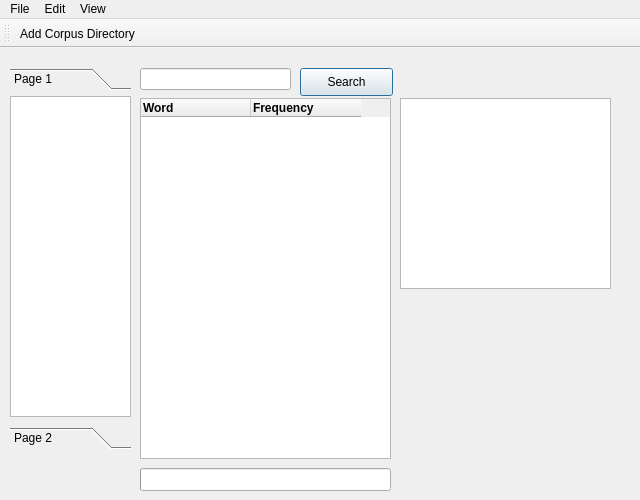
Old version of the form App/app_window.ui in the repository vladrrv/BSU-NLP.
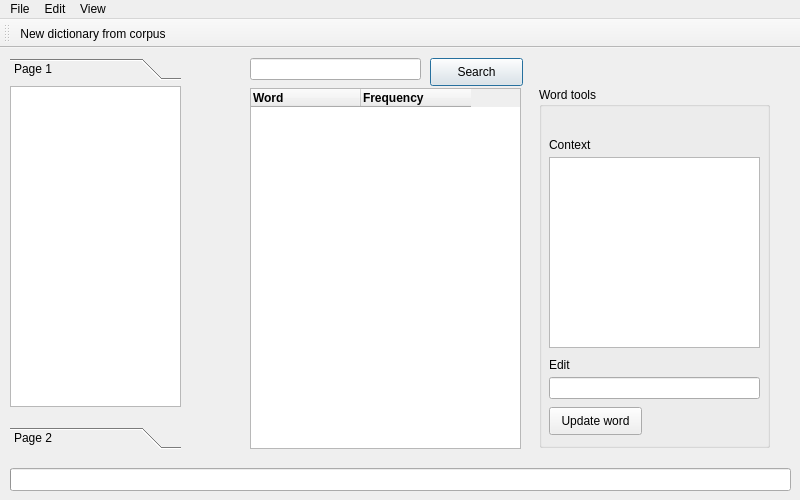
New version of the form.

The edit to the form file:
```diff
--- a/App/app_window.ui
+++ b/App/app_window.ui
@@ -6,7 +6,7 @@
    <rect>
     <x>0</x>
     <y>0</y>
-    <width>640</width>
+    <width>800</width>
     <height>500</height>
    </rect>
   </property>
@@ -18,13 +18,13 @@
   </property>
   <property name="minimumSize">
    <size>
-    <width>640</width>
+    <width>800</width>
     <height>500</height>
    </size>
   </property>
   <property name="maximumSize">
    <size>
-    <width>640</width>
+    <width>800</width>
     <height>500</height>
    </size>
   </property>
@@ -35,9 +35,9 @@
    <widget class="QLineEdit" name="lineEdit">
     <property name="geometry">
      <rect>
-      <x>140</x>
-      <y>20</y>
-      <width>151</width>
+      <x>250</x>
+      <y>10</y>
+      <width>171</width>
       <height>22</height>
      </rect>
     </property>
@@ -45,8 +45,8 @@
    <widget class="QPushButton" name="searchButton">
     <property name="geometry">
      <rect>
-      <x>300</x>
-      <y>20</y>
+      <x>430</x>
+      <y>10</y>
       <width>93</width>
       <height>28</height>
      </rect>
@@ -61,9 +61,9 @@
    <widget class="QProgressBar" name="progressBar">
     <property name="geometry">
      <rect>
-      <x>140</x>
+      <x>10</x>
       <y>420</y>
-      <width>251</width>
+      <width>781</width>
       <height>23</height>
      </rect>
     </property>
@@ -77,9 +77,9 @@
    <widget class="QTableWidget" name="tableWidget">
     <property name="geometry">
      <rect>
-      <x>140</x>
-      <y>50</y>
-      <width>251</width>
+      <x>250</x>
+      <y>40</y>
+      <width>271</width>
       <height>361</height>
      </rect>
     </property>
@@ -159,23 +159,13 @@
      </property>
     </column>
    </widget>
-   <widget class="QTextBrowser" name="textBrowser">
-    <property name="geometry">
-     <rect>
-      <x>400</x>
-      <y>50</y>
-      <width>211</width>
-      <height>191</height>
-     </rect>
-    </property>
-   </widget>
    <widget class="QToolBox" name="toolBox">
     <property name="geometry">
      <rect>
       <x>10</x>
-      <y>20</y>
-      <width>121</width>
-      <height>381</height>
+      <y>10</y>
+      <width>171</width>
+      <height>391</height>
      </rect>
     </property>
     <property name="currentIndex">
@@ -186,8 +176,8 @@
       <rect>
        <x>0</x>
        <y>0</y>
-       <width>121</width>
-       <height>319</height>
+       <width>171</width>
+       <height>329</height>
       </rect>
      </property>
      <attribute name="label">
@@ -198,7 +188,7 @@
        <rect>
         <x>0</x>
         <y>0</y>
-        <width>121</width>
+        <width>171</width>
         <height>321</height>
        </rect>
       </property>
@@ -218,13 +208,88 @@
      </attribute>
     </widget>
    </widget>
+   <widget class="QGroupBox" name="groupBox">
+    <property name="geometry">
+     <rect>
+      <x>539</x>
+      <y>39</y>
+      <width>231</width>
+      <height>361</height>
+     </rect>
+    </property>
+    <property name="title">
+     <string>Word tools</string>
+    </property>
+    <widget class="QTextBrowser" name="textBrowser">
+     <property name="geometry">
+      <rect>
+       <x>10</x>
+       <y>70</y>
+       <width>211</width>
+       <height>191</height>
+      </rect>
+     </property>
+    </widget>
+    <widget class="QLineEdit" name="lineEdit_2">
+     <property name="geometry">
+      <rect>
+       <x>10</x>
+       <y>290</y>
+       <width>211</width>
+       <height>22</height>
+      </rect>
+     </property>
+     <property name="readOnly">
+      <bool>true</bool>
+     </property>
+    </widget>
+    <widget class="QLabel" name="label">
+     <property name="geometry">
+      <rect>
+       <x>10</x>
+       <y>270</y>
+       <width>61</width>
+       <height>16</height>
+      </rect>
+     </property>
+     <property name="text">
+      <string>Edit</string>
+     </property>
+    </widget>
+    <widget class="QLabel" name="label_2">
+     <property name="geometry">
+      <rect>
+       <x>10</x>
+       <y>50</y>
+       <width>55</width>
+       <height>16</height>
+      </rect>
+     </property>
+     <property name="text">
+      <string>Context</string>
+     </property>
+    </widget>
+    <widget class="QPushButton" name="pushButton">
+     <property name="geometry">
+      <rect>
+       <x>10</x>
+       <y>320</y>
+       <width>93</width>
+       <height>28</height>
+      </rect>
+     </property>
+     <property name="text">
+      <string>Update word</string>
+     </property>
+    </widget>
+   </widget>
   </widget>
   <widget class="QMenuBar" name="menubar">
    <property name="geometry">
     <rect>
      <x>0</x>
      <y>0</y>
-     <width>640</width>
+     <width>800</width>
      <height>26</height>
     </rect>
    </property>
@@ -256,13 +321,23 @@
     <enum>TopToolBarArea</enum>
    </attribute>
    <attribute name="toolBarBreak">
-    <bool>true</bool>
+    <bool>false</bool>
    </attribute>
    <addaction name="actionAdd_Corpus_Directory"/>
   </widget>
   <action name="actionAdd_Corpus_Directory">
    <property name="text">
-    <string>Add Corpus Directory</string>
+    <string>New dictionary from corpus</string>
+   </property>
+  </action>
+  <action name="actionSave_Dictionary">
+   <property name="text">
+    <string>Save dictionary</string>
+   </property>
+  </action>
+  <action name="actionLoad_Dictionary">
+   <property name="text">
+    <string>Load dictionary</string>
    </property>
   </action>
  </widget>
```
Left out of the diff: 6 changed lines with no effect on the pictures.
